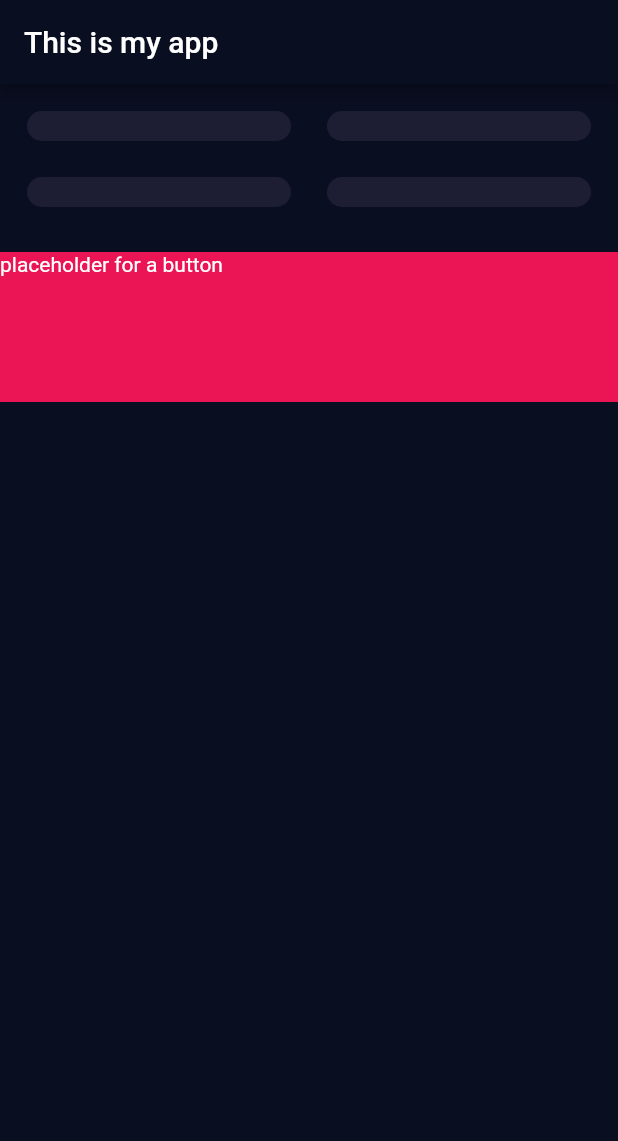
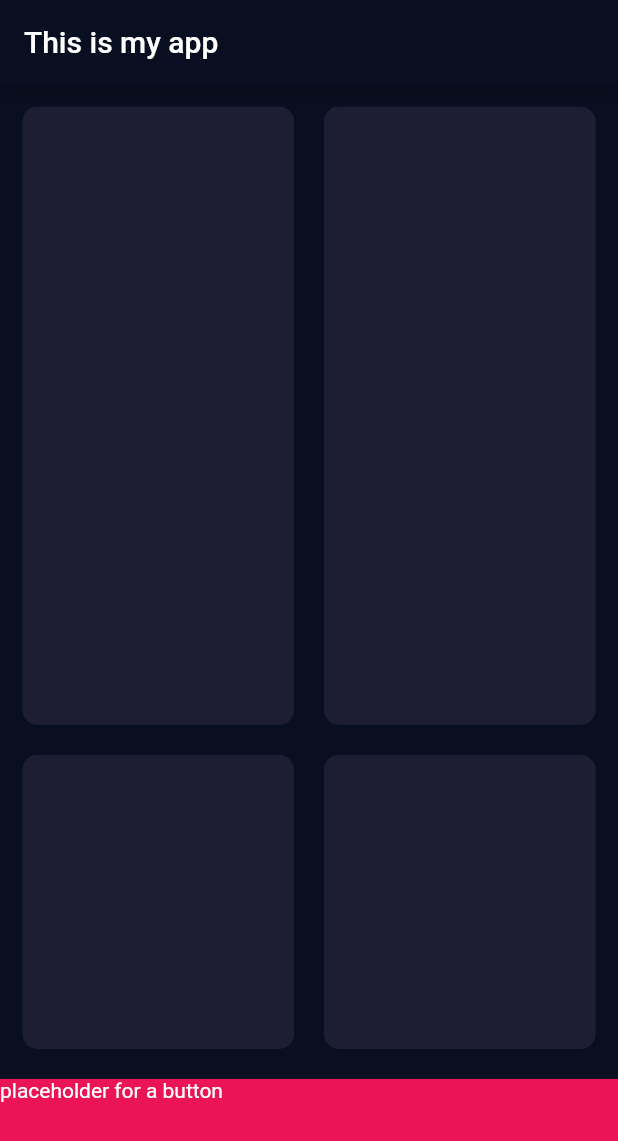
Before and after one commit to github-armin/flutter-bmi-calculator, a Flutter app: the screen it shows after launch, on a phone screen of 412 x 824 dp. Shown: the top 1141 px of the screen. Run offline on Flutter 3.47's test engine with Material 2 defaults, Android fonts, the phone set to English and light mode, and no system bars.

Commit message:
basic skeleton 100% complete

```diff
--- a/lib/constants.dart
+++ b/lib/constants.dart
@@ -1,10 +1,8 @@
 import 'package:flutter/material.dart';
 
 double kCardWrapperPadding = 10.0;
-double kCardWrapperMargin = 12.0;
+double kCardWrapperMargin = 10.0;
 double kCardWrapperBorderRadius = 10.0;
 double kScreenPadding = kCardWrapperMargin / 2;
 Color kCardWrapperBgColor = Color(0xFF1D1E33);
-double kSubmitButtonHeight = 100.0;
 Color kSubmitButtonColor = Color(0xFFEB1555);
-double kSubmitButtonTopMargin = 12.0;
--- a/lib/screens/input_screen.dart
+++ b/lib/screens/input_screen.dart
@@ -13,12 +13,16 @@ class InputScreen extends StatelessWidget {
         crossAxisAlignment: CrossAxisAlignment.stretch,
 //        mainAxisAlignment: MainAxisAlignment.spaceAround,
         children: <Widget>[
-          Container(
+          Expanded(
+            flex: 6,
+            child: Container(
               padding: EdgeInsets.all(kScreenPadding),
               child: Column(
                 crossAxisAlignment: CrossAxisAlignment.stretch,
                 children: [
-                Row(
+                  Expanded(
+                    flex: 2,
+                    child: Row(
                       mainAxisAlignment: MainAxisAlignment.center,
                       children: <Widget>[
                         Expanded(
@@ -35,7 +39,10 @@ class InputScreen extends StatelessWidget {
                         ),
                       ],
                     ),
-                Row(
+                  ),
+                  Expanded(
+                    flex: 1,
+                    child: Row(
                       mainAxisAlignment: MainAxisAlignment.center,
                       children: <Widget>[
                         Expanded(
@@ -52,14 +59,18 @@ class InputScreen extends StatelessWidget {
                         ),
                       ],
                     ),
+                  ),
                 ],
               ),
             ),
-          Container(
+          ),
+          Expanded(
+            flex: 1,
+            child: Container(
               color: kSubmitButtonColor,
-              height: kSubmitButtonHeight,
-              margin: EdgeInsets.only(top: kSubmitButtonTopMargin),
+              margin: EdgeInsets.only(top: kScreenPadding),
               child: Text('placeholder for a button')
+            ),
           ),
         ],
       ),
```
Lines whose indentation alone changed are shown as unchanged.
